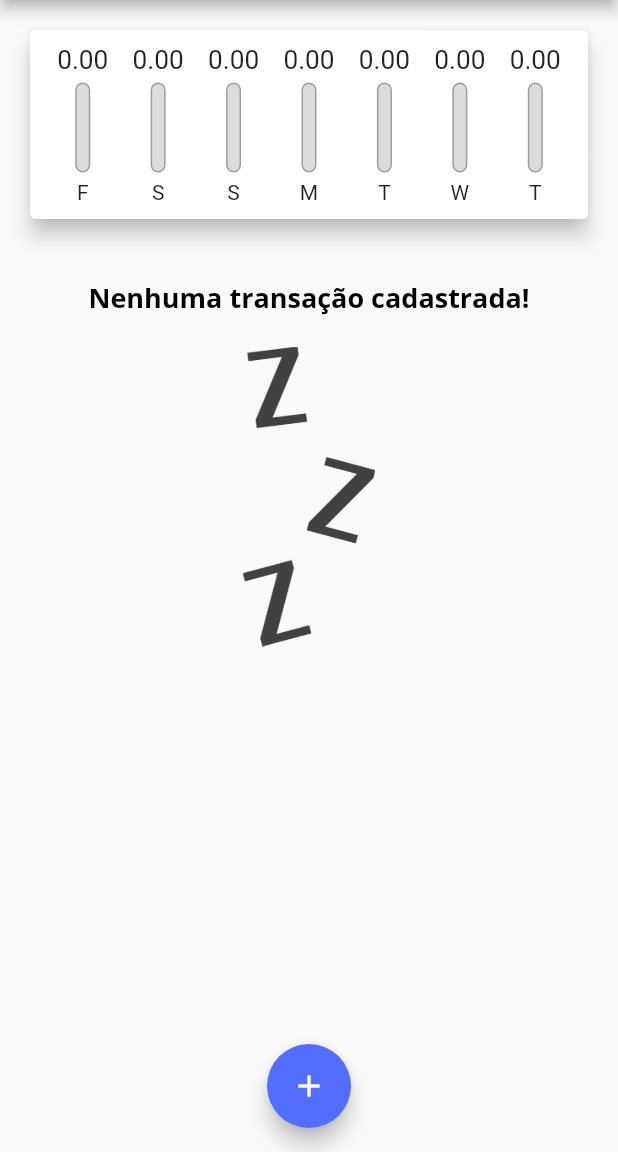
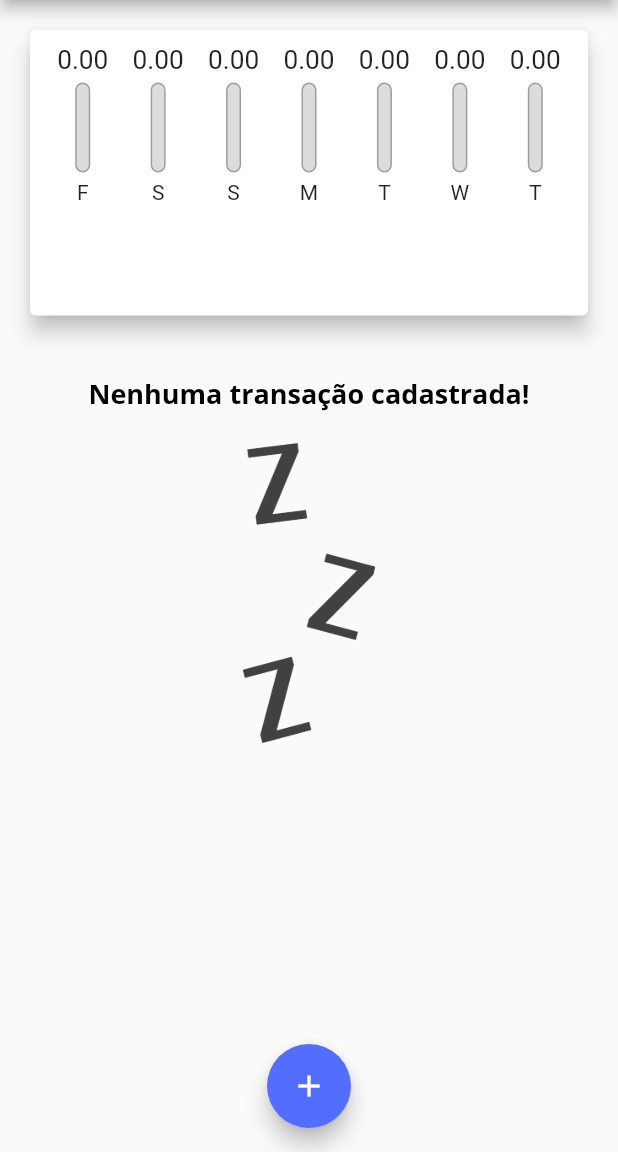
Before and after one commit to GuilhermeAmaroDev/projeto_despesas, a Flutter app: the screen it shows after launch, on a phone screen of 412 x 824 dp, the part 84-1236 px from its top. Run offline on Flutter 3.47's test engine with Material 2 defaults, Android fonts, the phone set to English and light mode, and no system bars.

Commit message:
Finalizando as transações.

```diff
--- a/lib/components/chart.dart
+++ b/lib/components/chart.dart
@@ -44,7 +44,9 @@ class Chart extends StatelessWidget {
   @override
   Widget build(BuildContext context) {
     groupedTransactions;
-    return Card(
+    return Container(
+      height: MediaQuery.of(context).size.height * 0.3,
+      child: Card(
         elevation: 6,
         margin: EdgeInsets.all(20),
           child: Padding(
@@ -63,6 +65,7 @@ class Chart extends StatelessWidget {
               }).toList(),
             ),
           ),
+      ),
     );
   }
 }
--- a/lib/components/transaction_form.dart
+++ b/lib/components/transaction_form.dart
@@ -19,9 +19,10 @@ class _TransactionFormState extends State<TransactionForm> {
     final title = _titleController.text;
     final value = double.tryParse(_valueController.text) ?? 0.0;
 
-    if (title.isEmpty || value <= 0 || _selectedDate == null) {
+    if (title.isEmpty || value <= 0) {
       return;
     }
+    _selectedDate ??= DateTime.now();
     widget.onSubmit(title, value, _selectedDate!);
   }
 
--- a/lib/components/transaction_list.dart
+++ b/lib/components/transaction_list.dart
@@ -3,33 +3,32 @@ import '../models/transaction.dart';
 import 'package:intl/intl.dart';
 
 class TransactionList extends StatelessWidget {
+  final List<Transaction> transactions;
+  final void Function(String) onDelete;
 
-  final List<Transaction> transactions;
-
-  TransactionList(this.transactions);
+  TransactionList(this.transactions, this.onDelete);
 
   @override
   Widget build(BuildContext context) {
-    return Container(
-      height: 300,
-      child: transactions.isEmpty ?
-        Column (
+    return transactions.isEmpty
+        ? Column(
             children: [
               SizedBox(height: 20),
-          Text ('Nenhuma transação cadastrada!',
+              Text(
+                'Nenhuma transação cadastrada!',
                 style: Theme.of(context).textTheme.titleMedium,
               ),
               SizedBox(height: 20),
               Container(
                 height: 200,
                 child: Image.asset('assets/images/waiting.png',
-            fit: BoxFit.cover
-            ),
+                    fit: BoxFit.cover),
               ),
             ],
-      ) : ListView.builder(
+          )
+        : ListView.builder(
             itemCount: transactions.length,
-        itemBuilder: (ctx, index){
+            itemBuilder: (ctx, index) {
               final tr = transactions[index];
               return Card(
                 elevation: 5,
@@ -43,7 +42,8 @@ class TransactionList extends StatelessWidget {
                     child: Padding(
                       padding: const EdgeInsets.all(8),
                       child: FittedBox(
-                    child: Text('R\$${tr.value}',
+                        child: Text(
+                          'R\$${tr.value}',
                         ),
                       ),
                     ),
@@ -55,10 +55,15 @@ class TransactionList extends StatelessWidget {
                   subtitle: Text(
                     DateFormat('d MMM y').format(tr.date),
                   ),
+                  trailing: IconButton(
+                    icon: const Icon(Icons.delete),
+                    color: Theme.of(context).colorScheme.error,
+                    onPressed: () => onDelete(tr.id),
+                  ),
                 ),
               );
             },
-      ),
-    );;
+          );
+    ;
   }
 }
--- a/lib/main.dart
+++ b/lib/main.dart
@@ -49,9 +49,7 @@ class MyHomePage extends StatefulWidget {
 }
 
 class _MyHomePageState extends State<MyHomePage> {
-  final List<Transaction> _transactions = [
-
-  ];
+  final List<Transaction> _transactions = [];
 
   List<Transaction> get _recentTransactions {
     return _transactions.where((tr) {
@@ -77,6 +75,12 @@ class _MyHomePageState extends State<MyHomePage> {
         .pop(); // PRA FECHAR O MODAL E SALVAR O ITEM NA LISTA/TELA
   }
 
+  _deleteTransaction(String id) {
+    setState(() {
+      _transactions.removeWhere((tr) => tr.id == id);
+    });
+  }
+
   _openTransactionFormModal(BuildContext context) {
     showModalBottomSheet(
       context: context,
@@ -88,24 +92,32 @@ class _MyHomePageState extends State<MyHomePage> {
 
   @override
   Widget build(BuildContext context) {
+    final appBar = AppBar(
+      title: const Text('Despesas Pessoais'),
+      actions: [
+        IconButton(
+            onPressed: () => _openTransactionFormModal(context),
+            icon: const Icon(Icons.add))
+      ],
+    );
+
+    final alturaDisponivel = MediaQuery.of(context).size.height -
+        appBar.preferredSize.height -
+        MediaQuery.of(context).padding.top;
+
     return Scaffold(
-      appBar: AppBar(
-        title: const Text('Despesas Pessoais'),
-        actions: [
-          IconButton(
-              onPressed: () => _openTransactionFormModal(context),
-              icon: const Icon(Icons.add))
-        ],
-      ),
+      appBar: appBar,
       body: SingleChildScrollView(
         child:
             Column(crossAxisAlignment: CrossAxisAlignment.stretch, children: [
-          // Container(
-          //   width: double.infinity,
-          //   child: const Card(elevation: 5, child: Text('Gráfico')),
-          // ),
-          Chart(_recentTransactions),
-          TransactionList(_transactions)
+          Container(
+            height: alturaDisponivel * 0.3,
+            child: Chart(_recentTransactions),
+          ),
+          Container(
+            height: alturaDisponivel * 0.7,
+            child: TransactionList(_transactions, _deleteTransaction),
+          )
         ]),
       ),
       floatingActionButton: FloatingActionButton(
```
Also changed, not shown: pubspec.lock, 1 other file. Lines whose indentation alone changed are shown as unchanged.
